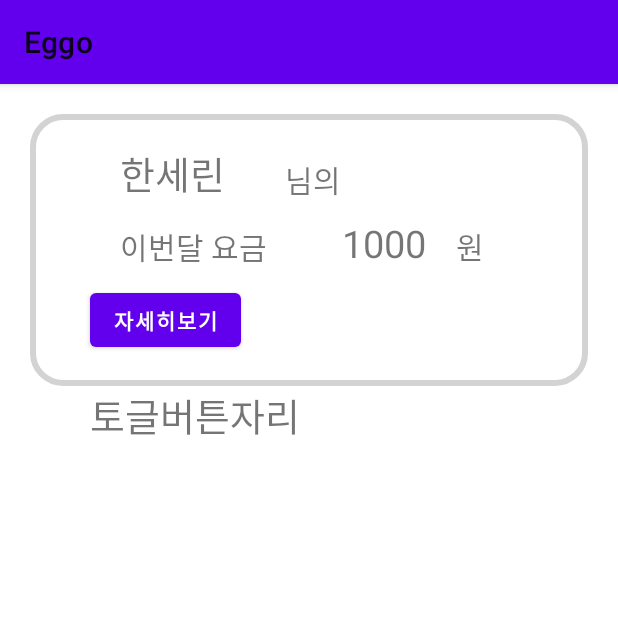
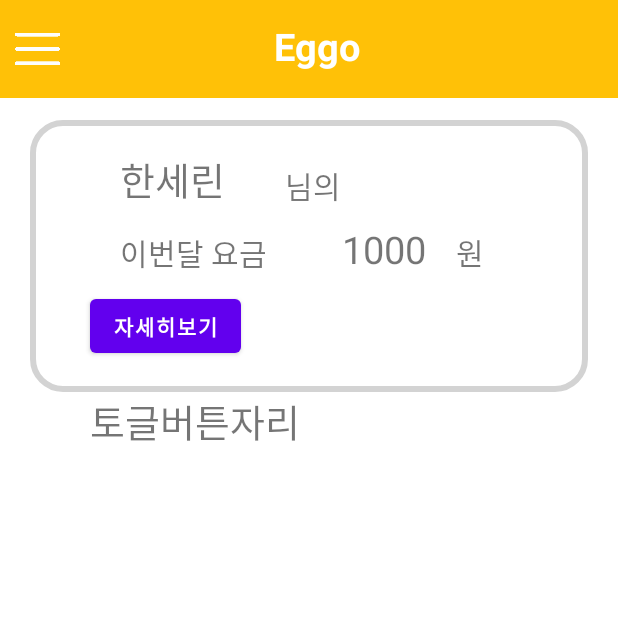
Before and after one commit to jhsy0429/Eggo_Project, an Android app: the HomeActivity screen opened directly, with no data from a screen before it, on a phone screen of 412 x 824 dp, the top half of it. Run offline under Robolectric (Android 15) with nearby library versions, the phone set to English and light mode, and no system bars; 1 statement that could not run was skipped.

Commit message:
add menu toolbar

```diff
--- a/app/src/main/AndroidManifest.xml
+++ b/app/src/main/AndroidManifest.xml
@@ -28,6 +28,7 @@
         <activity android:name=".FindIdActivity"/>
         <activity android:name=".FindPwActivity"/>
         <activity android:name=".HomeActivity"/>
+        <activity android:name=".ModifyActivity"/>
         <meta-data android:name="android.max_aspect" android:value="2.1" />
 
 
--- a/app/src/main/java/com/example/eggo_project/HomeActivity.java
+++ b/app/src/main/java/com/example/eggo_project/HomeActivity.java
@@ -1,25 +1,69 @@
 package com.example.eggo_project;
 
+import android.app.Activity;
 import android.content.Intent;
 import android.os.Bundle;
+import android.util.Log;
+import android.view.Gravity;
+import android.view.MenuItem;
 import android.view.View;
 import android.widget.Button;
+import android.widget.ImageView;
 import android.widget.TextView;
+import android.widget.Toast;
+
+import androidx.annotation.NonNull;
+import androidx.appcompat.app.ActionBarDrawerToggle;
+import androidx.appcompat.widget.Toolbar;
 
 import androidx.appcompat.app.AppCompatActivity;
+import androidx.core.view.GravityCompat;
+import androidx.drawerlayout.widget.DrawerLayout;
 
-public class HomeActivity extends AppCompatActivity {
 
-    private Button btn_look;
+public class HomeActivity extends AppCompatActivity  {
+
+    private Button btn_look, btn_modify;
+    private ImageView ic_menu;
+    private DrawerLayout drawerLayout;
+    private Toolbar toolbar;
+    private static final String TAG = "HomeActivity";
 
     @Override
     protected void onCreate(Bundle savedInstanceState) {
         super.onCreate(savedInstanceState);
         setContentView(R.layout.activity_home);
 
+        ic_menu = findViewById(R.id.ic_menu);
+        drawerLayout = findViewById(R.id.drawer);
+        toolbar = findViewById(R.id.toolbar);
 
+        //액션바 변경하기(들어갈 수 있는 타입 : Toolbar type)
+        setSupportActionBar(toolbar);
+
+        ic_menu.setOnClickListener(new View.OnClickListener() {
+            @Override
+            public void onClick(View v) {
+                Log.d(TAG, "onClick: 클릭됨");
+                drawerLayout.openDrawer(Gravity.LEFT);
+            }
+        });
+
+
+
+        // 정보 수정하기
+        btn_modify = (Button)findViewById(R.id.btn_modify);
+        btn_modify.setOnClickListener(new View.OnClickListener() {
+            @Override
+            public void onClick(View view) {
+                Intent intent = new Intent(HomeActivity.this,ModifyActivity.class);
+                startActivity(intent);
+            }
+        });
+
+
+        // 자세히보기
         btn_look = (Button)findViewById(R.id.btn_look);
-
         btn_look.setOnClickListener(new View.OnClickListener() {
             @Override
             public void onClick(View v) {
@@ -29,4 +73,13 @@ public class HomeActivity extends AppCompatActivity {
         });
 
     }
+
+
+    public void onBackPressed() {
+        if (drawerLayout.isDrawerOpen(GravityCompat.START)) {
+            drawerLayout.closeDrawer(GravityCompat.START);
+        } else {
+            super.onBackPressed();
+        }
+    }
 }
--- a/app/src/main/res/layout/activity_home.xml
+++ b/app/src/main/res/layout/activity_home.xml
@@ -1,8 +1,34 @@
 <?xml version="1.0" encoding="utf-8"?>
+<androidx.drawerlayout.widget.DrawerLayout
+    android:id="@+id/drawer"
+    xmlns:android="http://schemas.android.com/apk/res/android"
+    xmlns:app="http://schemas.android.com/apk/res-auto"
+    xmlns:tools="http://schemas.android.com/tools"
+    android:layout_width="match_parent"
+    android:layout_height="match_parent"
+    tools:context=".HomeActivity">
+
+    <com.google.android.material.navigation.NavigationView
+        android:id="@+id/navigation"
+        android:layout_width="wrap_content"
+        android:layout_height="match_parent"
+        android:layout_gravity="start|left"
+        app:headerLayout="@layout/menu_header"
+        app:menu="@menu/tab_menu" />
+
+
+    <LinearLayout
+        android:layout_width="match_parent"
+        android:layout_height="match_parent"
+        android:orientation="vertical">
+        <include  layout="@layout/toolbar_main"/>
+    </LinearLayout>
+
     <LinearLayout xmlns:android="http://schemas.android.com/apk/res/android"
         android:layout_width="match_parent"
         android:layout_height="match_parent"
         android:orientation="vertical"
+        android:layout_marginTop="60dp"
         android:padding="20dp">
 
         <LinearLayout
@@ -95,6 +121,6 @@
         </LinearLayout>
 
 
+    </LinearLayout>
 
-
-</LinearLayout>
+</androidx.drawerlayout.widget.DrawerLayout>
--- a/app/src/main/res/layout/activity_join.xml
+++ b/app/src/main/res/layout/activity_join.xml
@@ -10,7 +10,7 @@
         android:orientation="horizontal"
         android:gravity="center"
         android:padding="20dp"
-        android:layout_marginTop="60dp">
+        android:layout_marginTop="75dp">
 
         <com.google.android.material.textview.MaterialTextView
             android:layout_width="wrap_content"
--- a/app/src/main/res/layout/activity_login.xml
+++ b/app/src/main/res/layout/activity_login.xml
@@ -7,6 +7,7 @@
     <ImageView
         android:layout_width="match_parent"
         android:layout_height="215dp"
+        android:layout_marginTop="35dp"
         android:background="@null"
         android:gravity="center"
         android:src="@drawable/eggo_title1" />
--- /dev/null
+++ b/app/src/main/res/layout/toolbar_main.xml
@@ -0,0 +1,45 @@
+<?xml version="1.0" encoding="utf-8"?>
+<androidx.appcompat.widget.Toolbar
+    xmlns:android="http://schemas.android.com/apk/res/android"
+    xmlns:app="http://schemas.android.com/apk/res-auto"
+    android:layout_width="match_parent"
+    android:layout_height="65dp"
+    app:contentInsetStart="10dp"
+    android:background="@color/colorEggo"
+    android:id="@+id/toolbar">
+
+    <RelativeLayout
+        android:layout_width="match_parent"
+        android:layout_height="match_parent">
+
+        <ImageView
+            android:id="@+id/ic_menu"
+            android:layout_width="30dp"
+            android:layout_height="30dp"
+            android:layout_alignParentTop="true"
+            android:layout_alignParentStart="true"
+            android:layout_alignParentBottom="true"
+            android:layout_marginTop="10dp"
+            android:layout_marginBottom="10dp"
+            app:srcCompat="@drawable/ic_menu" />
+
+        <TextView
+            android:id="@+id/tv_logo"
+            android:layout_width="wrap_content"
+            android:layout_height="wrap_content"
+            android:layout_alignParentStart="true"
+            android:layout_alignParentTop="true"
+            android:layout_alignParentEnd="true"
+            android:layout_alignParentBottom="true"
+            android:layout_marginStart="0dp"
+            android:layout_marginTop="13dp"
+            android:layout_marginEnd="0dp"
+            android:layout_marginBottom="17dp"
+            android:gravity="center"
+            android:text="Eggo"
+            android:textColor="@android:color/white"
+            android:textSize="25dp"
+            android:textStyle="bold" />
+
+    </RelativeLayout>
+</androidx.appcompat.widget.Toolbar>
--- a/app/src/main/res/menu/tab_menu.xml
+++ b/app/src/main/res/menu/tab_menu.xml
@@ -1,4 +1,28 @@
 <?xml version="1.0" encoding="utf-8"?>
-<menu xmlns:android="http://schemas.android.com/apk/res/android">
+<menu xmlns:android="http://schemas.android.com/apk/res/android"
+    xmlns:app="http://schemas.android.com/apk/res-auto">
+
+    <item
+        android:id="@+id/menu_bill_reg"
+        android:title="고지서 등록"
+        app:showAsAction="always"/>
+    <item
+        android:id="@+id/menu_bill_in"
+        android:title="고지서 조회"
+        app:showAsAction="always"/>
+    <item
+        android:id="@+id/menu_bill_pre"
+        android:title="고지서 예측"
+        app:showAsAction="always"/>
+
+    <item
+        android:id="@+id/menu_eggo_ai"
+        android:title="Eggo AI"
+        app:showAsAction="always"/>
+
+    <item
+        android:id="@+id/menu_energy_save"
+        android:title="에너지 절약법"
+        app:showAsAction="always"/>
 
 </menu>
--- a/app/src/main/res/values/colors.xml
+++ b/app/src/main/res/values/colors.xml
@@ -3,4 +3,6 @@
     <color name="colorPrimary">#6200EE</color>
     <color name="colorPrimaryDark">#3700B3</color>
     <color name="colorAccent">#03DAC5</color>
+
+    <color name="colorEggo">#FFC107</color>
 </resources>
--- a/app/src/main/res/values/styles.xml
+++ b/app/src/main/res/values/styles.xml
@@ -1,6 +1,6 @@
 <resources>
     <!-- Base application theme. -->
-    <style name="AppTheme" parent="Theme.MaterialComponents.DayNight">
+    <style name="AppTheme" parent="Theme.MaterialComponents.DayNight.NoActionBar">
         <!-- Customize your theme here. -->
         <item name="colorPrimary">@color/colorPrimary</item>
         <item name="colorPrimaryDark">@color/colorPrimaryDark</item>
```
Also changed, not shown: app/src/main/java/com/example/eggo_project/MainActivity.java (+0 -11 lines), app/src/main/java/com/example/eggo_project/ModifyActivity.java (added, +34 -0 lines), app/src/main/res/layout/activity_main.xml (+0 -37 lines), app/src/main/res/layout/menu_header.xml (added, +64 -0 lines), app/src/main/res/drawable-v24/ic_menu.png (added). Lines whose indentation alone changed are shown as unchanged.
